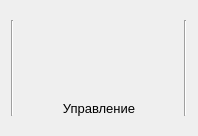
Qt form device/res/frm_control_device.ui (mcsltd/mcs-inRat-monitor) before a commit.
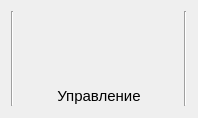
The same form after that commit. Icons and pictures are not drawn.

Diff of the .ui file:
```diff
--- a/device/res/frm_control_device.ui
+++ b/device/res/frm_control_device.ui
@@ -7,7 +7,7 @@
     <x>0</x>
     <y>0</y>
     <width>198</width>
-    <height>136</height>
+    <height>118</height>
    </rect>
   </property>
   <property name="windowTitle">
@@ -16,6 +16,9 @@
   <layout class="QGridLayout" name="gridLayout">
    <item row="0" column="0">
     <widget class="Line" name="line_2">
+     <property name="frameShadow">
+      <enum>QFrame::Shadow::Sunken</enum>
+     </property>
      <property name="orientation">
       <enum>Qt::Orientation::Vertical</enum>
      </property>
@@ -23,6 +26,9 @@
    </item>
    <item row="0" column="1">
     <layout class="QVBoxLayout" name="verticalLayout">
+     <property name="spacing">
+      <number>0</number>
+     </property>
      <item>
       <layout class="QHBoxLayout" name="horizontalLayout">
        <item>
@@ -114,12 +120,12 @@
        <property name="maximumSize">
         <size>
          <width>16777215</width>
-         <height>15</height>
+         <height>20</height>
         </size>
        </property>
        <property name="font">
         <font>
-         <pointsize>10</pointsize>
+         <pointsize>11</pointsize>
         </font>
        </property>
        <property name="text">
@@ -134,6 +140,9 @@
    </item>
    <item row="0" column="2">
     <widget class="Line" name="line">
+     <property name="frameShadow">
+      <enum>QFrame::Shadow::Sunken</enum>
+     </property>
      <property name="orientation">
       <enum>Qt::Orientation::Vertical</enum>
      </property>
```
